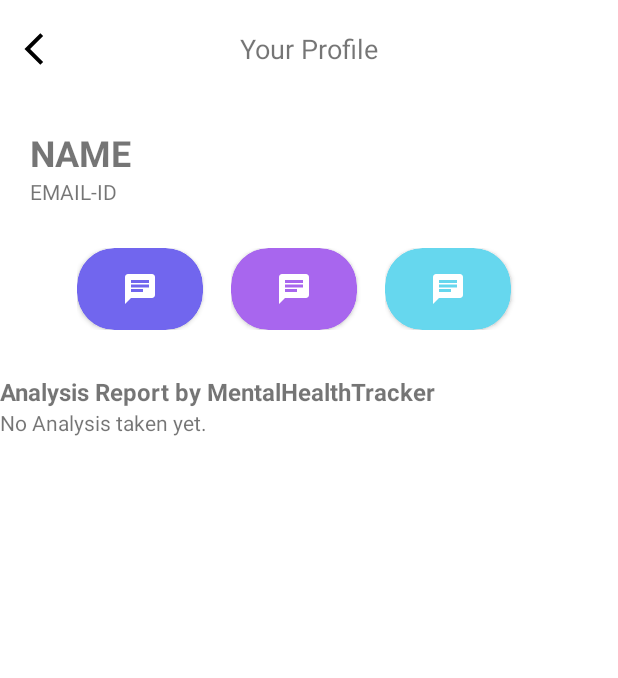
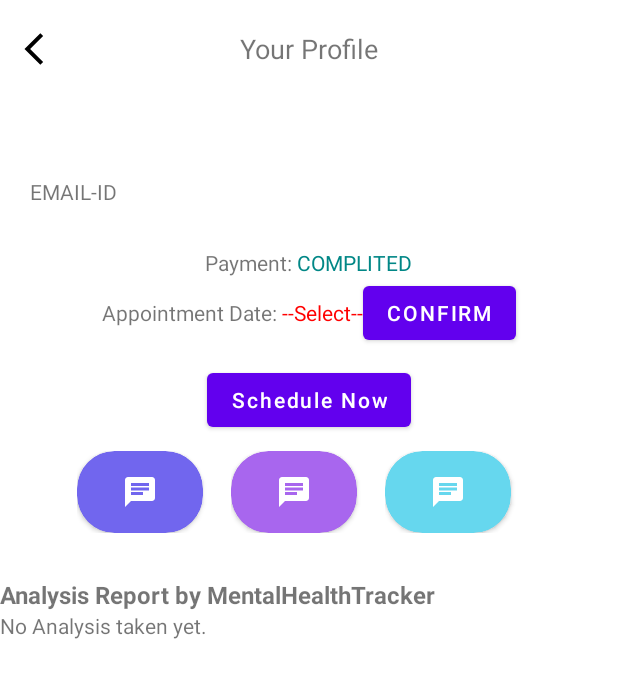
Before and after one commit to scarsxt/MHTDoctorApp, an Android app: the PatientDetails screen opened directly, with no data from a screen before it, on a phone screen of 412 x 824 dp. Shown: the top 678 px of the screen. Run offline under Robolectric (Android 15) with nearby library versions, the phone set to English and light mode, and no system bars; our stand-ins replace Firebase (no records; nobody signed in at launch, a user with empty details on screens opened directly).

Commit message:
Added Request List.

```diff
--- a/app/build.gradle
+++ b/app/build.gradle
@@ -53,4 +53,7 @@ dependencies {
     // When using the BoM, don't specify versions in Firebase dependencies
     implementation 'com.google.firebase:firebase-analytics'
 
+    //Jitsi meet
+    //implementation ('org.jitsi.react:jitsi-meet-sdk:3.+') { transitive = true }
+
 }
--- a/app/src/main/java/com/example/mhtdoctorapp/PatientDetails.java
+++ b/app/src/main/java/com/example/mhtdoctorapp/PatientDetails.java
@@ -1,16 +1,249 @@
 package com.example.mhtdoctorapp;
 
+import androidx.annotation.NonNull;
 import androidx.appcompat.app.AppCompatActivity;
+import androidx.cardview.widget.CardView;
 
+import android.app.Dialog;
+import android.content.Intent;
 import android.os.Bundle;
+import android.util.Log;
+import android.view.View;
+import android.view.ViewGroup;
+import android.widget.AdapterView;
+import android.widget.ArrayAdapter;
+import android.widget.Button;
+import android.widget.CalendarView;
+import android.widget.EditText;
+import android.widget.LinearLayout;
+import android.widget.Spinner;
+import android.widget.TextView;
+import android.widget.Toast;
 
-public class PatientDetails extends AppCompatActivity {
+import java.text.DateFormat;
+import java.text.ParseException;
+import java.text.SimpleDateFormat;
+import java.util.ArrayList;
+import java.util.Calendar;
+import java.util.Date;
+import java.util.HashMap;
+import java.util.List;
+import java.util.Map;
+
+import static android.provider.Settings.System.DATE_FORMAT;
+
+import com.google.android.gms.tasks.OnCompleteListener;
+import com.google.android.gms.tasks.OnFailureListener;
+import com.google.android.gms.tasks.OnSuccessListener;
+import com.google.android.gms.tasks.Task;
+import com.google.firebase.auth.FirebaseAuth;
+import com.google.firebase.firestore.DocumentSnapshot;
+import com.google.firebase.firestore.FirebaseFirestore;
+
+public class PatientDetails extends AppCompatActivity implements AdapterView.OnItemSelectedListener  {
+    Button scheduleNow, ok;
+    TextView appointmentDate, uName;
+    CardView chat;
+    String appDt, pName, doc_Name;
+    Spinner spinner;
+    LinearLayout date;
+    List<String> categories;
+    String id;
+    Button confirm;
+    FirebaseFirestore db = FirebaseFirestore.getInstance();
+    String currentUser = FirebaseAuth.getInstance().getCurrentUser().getUid();
 
     @Override
     protected void onCreate(Bundle savedInstanceState) {
         super.onCreate(savedInstanceState);
         setContentView(R.layout.activity_patient_details);
 
+        Intent i = getIntent();
+        id = i.getStringExtra("ID");
+
+        scheduleNow = findViewById(R.id.ScheduleNow);
+        appointmentDate = findViewById(R.id.AppointmentDate);
+        chat = findViewById(R.id.chats);
+        spinner = (Spinner) findViewById(R.id.date);
+        date = findViewById(R.id.dateLayout);
+        confirm = findViewById(R.id.confirm);
+        uName = findViewById(R.id.name);
+
+        db.collection("User").document(id)
+                .get()
+                .addOnCompleteListener(new OnCompleteListener<DocumentSnapshot>() {
+                    @Override
+                    public void onComplete(@NonNull Task<DocumentSnapshot> task) {
+                        DocumentSnapshot documentSnapshot = task.getResult();
+                        if (task.isSuccessful()){
+                            pName = documentSnapshot.getString("Name");
+                            uName.setText(pName);
+                        }
+                    }
+                });
+
+        db.collection("DoctorUser").document(currentUser)
+                .get()
+                .addOnCompleteListener(new OnCompleteListener<DocumentSnapshot>() {
+                    @Override
+                    public void onComplete(@NonNull Task<DocumentSnapshot> task) {
+                        DocumentSnapshot documentSnapshot = task.getResult();
+                        if (task.isSuccessful()){
+                            doc_Name = documentSnapshot.getString("Name");
+                        }
+                    }
+                });
+
+
+        dateSet();
+
+        db.collection("DoctorUser").document(currentUser).collection("AppointmentList").document(id)
+                .get()
+                .addOnCompleteListener(new OnCompleteListener<DocumentSnapshot>() {
+                    @Override
+                    public void onComplete(@NonNull Task<DocumentSnapshot> task) {
+                        DocumentSnapshot documentSnapshot = task.getResult();
+                        if (task.isSuccessful())
+                        {
+                            appDt = documentSnapshot.getString("AppointmentDate");
+                        }
+                    }
+                });
+
+        scheduleNow.setOnClickListener(new View.OnClickListener() {
+            @Override
+            public void onClick(View view) {
+                    scheduleNow.setVisibility(View.GONE);
+                    date.setVisibility(View.VISIBLE);
+                    //dateSet.setVisibility(View.VISIBLE);
+                confirm.setVisibility(View.VISIBLE);
+            }
+        });
+
+        // Spinner element
+
+
+        // Spinner click listener
+        spinner.setOnItemSelectedListener((AdapterView.OnItemSelectedListener) this);
+
+        SimpleDateFormat sdf = new SimpleDateFormat("MMM dd");
+
+        // Spinner Drop down elements
+        categories = new ArrayList<String>();
+
+        categories.add("--Select--");
+
+        for (int d =0; d<7; d++)
+        {
+            Calendar c = Calendar.getInstance();
+            c.add(Calendar.DATE, d); // Adding days
+            String output = sdf.format(c.getTime());
+            categories.add(output);
+        }
+
+        // Creating adapter for spinner
+        ArrayAdapter<String> dataAdapter = new ArrayAdapter<String>(this, android.R.layout.simple_spinner_item, categories);
+
+        // Drop down layout style - list view with radio button
+        dataAdapter.setDropDownViewResource(android.R.layout.simple_spinner_dropdown_item);
+
+        // attaching data adapter to spinner
+        spinner.setAdapter(dataAdapter);
+
+
+
+        chat.setOnClickListener(new View.OnClickListener() {
+            @Override
+            public void onClick(View view) {
+                Intent i = new Intent(PatientDetails.this, DoctorPatientchat.class);
+                i.putExtra("Name", "name");
+                i.putExtra("Email", "email");
+                i.putExtra("ID", id);
+                startActivity(i);
+            }
+        });
+
+        confirm.setOnClickListener(new View.OnClickListener() {
+            @Override
+            public void onClick(View view) {
+                Log.d("TAG", "On Click Listener Running");
+
+                appDt = appointmentDate.getText().toString();
+
+                Map<String, Object> requestData =new HashMap<>();
+                requestData.put("Name(User)", pName);
+                requestData.put("Name(Doctor)", doc_Name);
+                requestData.put("Email", currentUser);
+                requestData.put("PatientId", id);
+                requestData.put("AppointmentDate", appDt);
+                requestData.put("Payment", "false");
+                requestData.put("Approval", "Approved");
+
+                db.collection("User").document(id).collection("Appointment").document(currentUser)
+                        .set(requestData)
+                        .addOnSuccessListener(new OnSuccessListener<Void>() {
+                            @Override
+                            public void onSuccess(@NonNull Void unused) {
+                                Log.d("TAG", "DocumentSnapshot successfully written!");
+                            }
+                        })
+                        .addOnFailureListener(new OnFailureListener() {
+                            @Override
+                            public void onFailure(@NonNull Exception e) {
+                                Log.d("TAG", "Request Data written");
+                            }
+                        });
+
+                db.collection("DoctorUser").document(currentUser).collection("RequestList").document(id)
+                        .set(requestData)
+                        .addOnSuccessListener(new OnSuccessListener<Void>() {
+                            @Override
+                            public void onSuccess(@NonNull Void unused) {
+                                Log.d("TAG", "Request Data written");
+                            }
+                        })
+                        .addOnFailureListener(new OnFailureListener() {
+                            @Override
+                            public void onFailure(@NonNull Exception e) {
+                                Log.w("TAG", "Error writing document", e);
+                            }
+                        });
+            }
+        });
 
     }
+
+    public void dateSet() {
+        appDt = appointmentDate.getText().toString();
+        if (appDt.equals("Not Scheduled"))
+        {
+            scheduleNow.setText("Schedule Now");
+        }
+        else if (appDt.equals("--Select--")){
+            scheduleNow.setText("Schedule Now");
+        }
+        else {
+            scheduleNow.setText("Re-Schedule");
+            appointmentDate.setTextColor(getResources().getColor(R.color.teal_700));
+        }
+
+
+    }
+
+    @Override
+    public void onItemSelected(AdapterView<?> adapterView, View view, int i, long l) {
+
+        String dt = adapterView.getItemAtPosition(i).toString();
+        appointmentDate.setText(dt);
+        scheduleNow.setVisibility(View.VISIBLE);
+        date.setVisibility(View.GONE);
+        dateSet();
+    }
+
+    @Override
+    public void onNothingSelected(AdapterView<?> adapterView) {
+        scheduleNow.setText("Schedule Now");
+        scheduleNow.setVisibility(View.VISIBLE);
+        date.setVisibility(View.GONE);
+    }
 }
--- a/app/src/main/res/layout/activity_patient_details.xml
+++ b/app/src/main/res/layout/activity_patient_details.xml
@@ -6,41 +6,46 @@
     android:layout_height="match_parent"
     android:orientation="vertical"
     tools:context=".PatientDetails">
+
     <LinearLayout
         android:layout_width="match_parent"
         android:layout_height="wrap_content"
         android:orientation="vertical">
+
         <RelativeLayout
             android:layout_width="match_parent"
             android:layout_height="wrap_content"
             android:layout_marginTop="20dp"
             android:layout_marginBottom="20dp">
+
             <ImageView
                 android:id="@+id/DoctorProfileBackBtn"
                 android:layout_width="25dp"
                 android:layout_height="25dp"
-                android:src="@drawable/arrow_back"
                 android:layout_alignParentStart="true"
                 android:layout_centerVertical="true"
-                android:layout_marginStart="10dp"/>
+                android:layout_marginStart="10dp"
+                android:src="@drawable/arrow_back" />
 
             <TextView
                 android:layout_width="wrap_content"
                 android:layout_height="wrap_content"
-                android:text="Your Profile"
                 android:layout_centerHorizontal="true"
                 android:layout_centerVertical="true"
-                android:textSize="18sp"/>
+                android:text="Your Profile"
+                android:textSize="18sp" />
         </RelativeLayout>
 
         <RelativeLayout
             android:layout_width="match_parent"
             android:layout_height="wrap_content"
             android:layout_margin="20dp">
+
             <LinearLayout
                 android:layout_width="wrap_content"
                 android:layout_height="wrap_content"
                 android:orientation="vertical">
+
                 <TextView
                     android:id="@+id/name"
                     android:layout_width="wrap_content"
@@ -60,38 +65,112 @@
             <ImageView
                 android:layout_width="60dp"
                 android:layout_height="60dp"
-                android:scaleType="centerCrop"
-                android:layout_alignParentEnd="true"/>
+                android:layout_alignParentEnd="true"
+                android:scaleType="centerCrop" />
         </RelativeLayout>
 
         <LinearLayout
             android:layout_width="match_parent"
             android:layout_height="wrap_content"
+            android:gravity="center"
             android:orientation="horizontal">
+
+            <TextView
+                android:layout_width="wrap_content"
+                android:layout_height="wrap_content"
+                android:text="Payment: " />
+
+            <TextView
+                android:layout_width="wrap_content"
+                android:layout_height="wrap_content"
+                android:text="COMPLITED"
+                android:textColor="@color/teal_700" />
+
+        </LinearLayout>
+
+        <LinearLayout
+            android:layout_width="match_parent"
+            android:layout_height="wrap_content"
+            android:gravity="center"
+            android:orientation="horizontal">
+
+            <TextView
+                android:layout_width="wrap_content"
+                android:layout_height="wrap_content"
+                android:text="Appointment Date: " />
+
+            <TextView
+                android:id="@+id/AppointmentDate"
+                android:layout_width="wrap_content"
+                android:layout_height="wrap_content"
+                android:text="Not Scheduled"
+                android:textColor="#FF0000" />
+
+            <Button
+                android:id="@+id/confirm"
+                android:layout_width="wrap_content"
+                android:layout_height="wrap_content"
+                android:text="Confirm"/>
+
+        </LinearLayout>
+
+        <Button
+            android:id="@+id/ScheduleNow"
+            android:layout_width="wrap_content"
+            android:layout_height="wrap_content"
+            android:layout_gravity="center"
+            android:layout_margin="10dp"
+            android:text="Schedule Now"
+            android:textAllCaps="false" />
+
+        <LinearLayout
+            android:id="@+id/dateLayout"
+            android:layout_width="match_parent"
+            android:layout_height="wrap_content"
+            android:gravity="center"
+            android:orientation="horizontal">
+
+            <Spinner
+                android:id="@+id/date"
+                android:layout_width="wrap_content"
+                android:layout_height="wrap_content"
+                android:layout_margin="10dp" />
+
+
+        </LinearLayout>
+
+        <LinearLayout
+            android:layout_width="match_parent"
+            android:layout_height="wrap_content"
+            android:orientation="horizontal">
+
             <View
                 android:layout_width="0dp"
                 android:layout_height="2dp"
-                android:layout_weight="1"/>
+                android:layout_weight="1" />
 
             <RelativeLayout
                 android:layout_width="0dp"
                 android:layout_height="wrap_content"
                 android:layout_weight="2">
+
                 <androidx.cardview.widget.CardView
+                    android:id="@+id/chats"
                     android:layout_width="wrap_content"
                     android:layout_height="wrap_content"
+                    android:layout_gravity="center"
                     android:elevation="5dp"
-                    app:cardCornerRadius="25dp"
-                    android:layout_gravity="center"
-                    app:cardBackgroundColor="#7166EE">
+                    app:cardBackgroundColor="#7166EE"
+                    app:cardCornerRadius="25dp">
+
                     <ImageView
                         android:layout_width="24dp"
                         android:layout_height="24dp"
-                        android:src="@drawable/ic_baseline_chat_24"
                         android:layout_marginLeft="30dp"
+                        android:layout_marginTop="15dp"
                         android:layout_marginRight="30dp"
                         android:layout_marginBottom="15dp"
-                        android:layout_marginTop="15dp"/>
+                        android:src="@drawable/ic_baseline_chat_24" />
                 </androidx.cardview.widget.CardView>
             </RelativeLayout>
 
@@ -99,21 +178,23 @@
                 android:layout_width="0dp"
                 android:layout_height="wrap_content"
                 android:layout_weight="2">
+
                 <androidx.cardview.widget.CardView
                     android:layout_width="wrap_content"
                     android:layout_height="wrap_content"
+                    android:layout_gravity="center"
                     android:elevation="5dp"
-                    app:cardCornerRadius="25dp"
-                    android:layout_gravity="center"
-                    app:cardBackgroundColor="#A866EE">
+                    app:cardBackgroundColor="#A866EE"
+                    app:cardCornerRadius="25dp">
+
                     <ImageView
                         android:layout_width="24dp"
                         android:layout_height="24dp"
-                        android:src="@drawable/ic_baseline_chat_24"
                         android:layout_marginLeft="30dp"
+                        android:layout_marginTop="15dp"
                         android:layout_marginRight="30dp"
                         android:layout_marginBottom="15dp"
-                        android:layout_marginTop="15dp"/>
+                        android:src="@drawable/ic_baseline_chat_24" />
                 </androidx.cardview.widget.CardView>
             </RelativeLayout>
 
@@ -121,28 +202,31 @@
                 android:layout_width="0dp"
                 android:layout_height="wrap_content"
                 android:layout_weight="2">
+
                 <androidx.cardview.widget.CardView
+                    android:id="@+id/videoCall"
                     android:layout_width="wrap_content"
                     android:layout_height="wrap_content"
+                    android:layout_gravity="center"
                     android:elevation="5dp"
-                    app:cardCornerRadius="25dp"
-                    android:layout_gravity="center"
-                    app:cardBackgroundColor="#66D7EE">
+                    app:cardBackgroundColor="#66D7EE"
+                    app:cardCornerRadius="25dp">
+
                     <ImageView
                         android:layout_width="24dp"
                         android:layout_height="24dp"
-                        android:src="@drawable/ic_baseline_chat_24"
                         android:layout_marginLeft="30dp"
+                        android:layout_marginTop="15dp"
                         android:layout_marginRight="30dp"
                         android:layout_marginBottom="15dp"
-                        android:layout_marginTop="15dp"/>
+                        android:src="@drawable/ic_baseline_chat_24" />
                 </androidx.cardview.widget.CardView>
             </RelativeLayout>
 
             <View
                 android:layout_width="0dp"
                 android:layout_height="2dp"
-                android:layout_weight="1"/>
+                android:layout_weight="1" />
         </LinearLayout>
 
         <TextView
@@ -151,15 +235,15 @@
             android:layout_marginTop="30dp"
             android:text="Analysis Report by MentalHealthTracker"
             android:textSize="16sp"
-            android:textStyle="bold"/>
+            android:textStyle="bold" />
 
         <TextView
             android:layout_width="wrap_content"
             android:layout_height="wrap_content"
-            android:text="No Analysis taken yet."/>
+            android:text="No Analysis taken yet." />
 
         <ImageView
             android:layout_width="wrap_content"
-            android:layout_height="wrap_content"/>
+            android:layout_height="wrap_content" />
     </LinearLayout>
 </RelativeLayout>
--- a/build.gradle
+++ b/build.gradle
@@ -5,7 +5,7 @@ buildscript {
         jcenter()
     }
     dependencies {
-        classpath "com.android.tools.build:gradle:4.1.1"
+        classpath 'com.android.tools.build:gradle:7.1.0'
 
         classpath 'com.google.gms:google-services:4.3.10'
 
```
Also changed, not shown: app/src/main/java/com/example/mhtdoctorapp/AdapterRequestList.java (added, +72 -0 lines), app/src/main/java/com/example/mhtdoctorapp/DoctorDetails.java (+0 -21 lines), app/src/main/java/com/example/mhtdoctorapp/MainActivity.java (+61 -2 lines), app/src/main/java/com/example/mhtdoctorapp/ModelDoctorPatientList.java (+4 -4 lines), app/src/main/java/com/example/mhtdoctorapp/ModelRequestList.java (added, +39 -0 lines), app/src/main/res/drawable/receivershape.xml (+4 -4 lines), app/src/main/res/drawable/sendershape.xml (+4 -4 lines), app/src/main/res/layout/activity_main.xml (+16 -7 lines), app/src/main/res/layout/receiverlayout.xml (+8 -5 lines), app/src/main/res/layout/request_list_layout.xml (added, +17 -0 lines), app/src/main/res/layout/senderlayout.xml (+9 -6 lines), gradle/wrapper/gradle-wrapper.properties.
